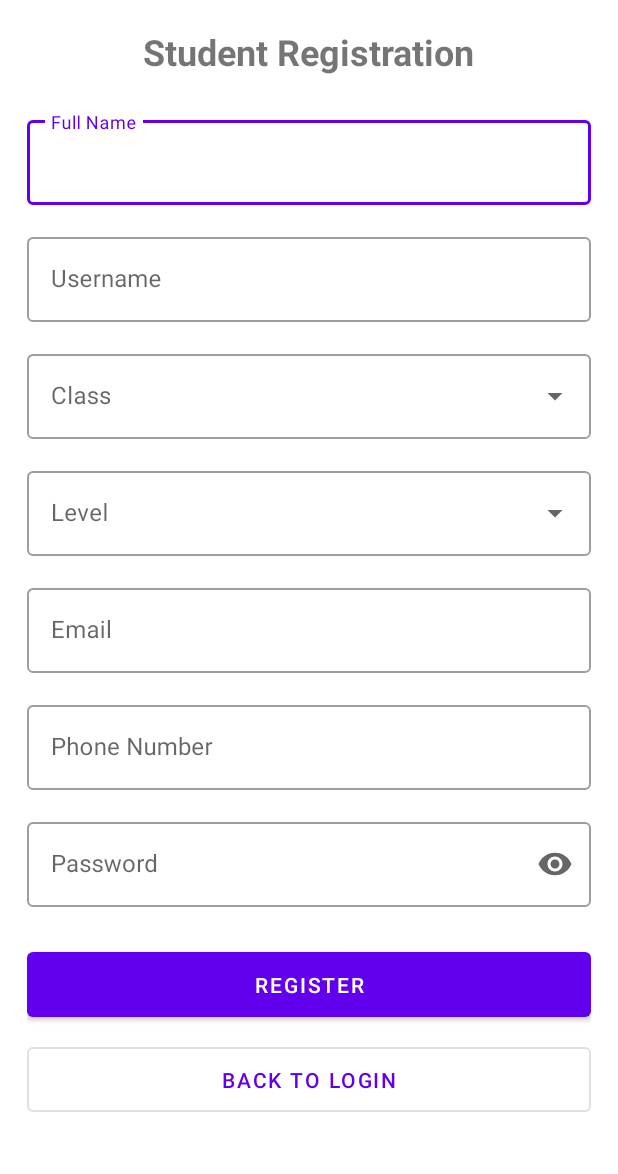
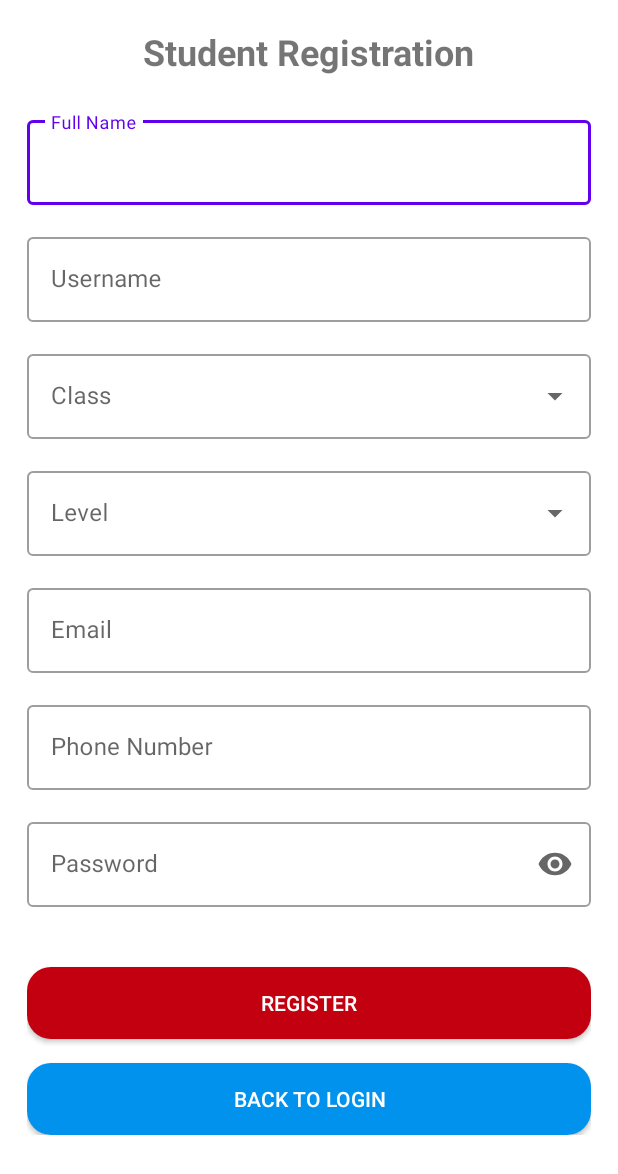
Before and after one commit to AnkitBorude/Abacus-exam-Android-app-frontend, an Android app: the layout activity_student_registration.xml on its own in the app's theme, with its tools: preview values and no code run, on a phone screen of 412 x 824 dp. Shown: the top 1174 px of the screen. Run offline under Robolectric (Android 15) with nearby library versions, the phone set to English and light mode, and no system bars.

Commit message:
Performing student registration

```diff
--- a/app/src/main/java/com/example/abacusapplication/data/ApiService.java
+++ b/app/src/main/java/com/example/abacusapplication/data/ApiService.java
@@ -5,15 +5,20 @@ import retrofit2.http.Body;
 import retrofit2.http.GET;
 import retrofit2.http.POST;
 
+import com.example.abacusapplication.models.ApiResponse;
 import com.example.abacusapplication.models.Login;
 import com.example.abacusapplication.models.LoginRequest;
 import com.example.abacusapplication.models.LoginResponse;
+import com.example.abacusapplication.models.Student;
 
 public interface ApiService {
     @POST("student/login")
     Call<LoginResponse> studentLogin(@Body LoginRequest req);
     @GET("echo")
     Call<Echoreponse> echo();
+
+    @POST("student/register")
+    Call<ApiResponse>studentRegister(@Body Student student);
     class Echoreponse{
        public boolean echoed;
     }
--- /dev/null
+++ b/app/src/main/res/drawable/roundbutton_blue.xml
@@ -0,0 +1,4 @@
+<shape xmlns:android="http://schemas.android.com/apk/res/android">
+    <solid android:color="#0092ED" /> <!-- Button background color -->
+    <corners android:radius="16dp" /> <!-- Corner radius for the button -->
+</shape>
--- a/app/src/main/res/layout/activity_student_registration.xml
+++ b/app/src/main/res/layout/activity_student_registration.xml
@@ -119,21 +119,34 @@
                 android:inputType="textPassword" />
         </com.google.android.material.textfield.TextInputLayout>
 
-        <com.google.android.material.button.MaterialButton
-            android:id="@+id/registerButton"
+        <com.google.android.material.progressindicator.CircularProgressIndicator
+            android:layout_width="wrap_content"
+            android:layout_height="wrap_content"
+            android:indeterminate="true"
+            android:id="@+id/progress_circular"
+            android:visibility="gone"
+            android:layout_gravity="center"/>
+
+        <androidx.appcompat.widget.AppCompatButton
             android:layout_width="match_parent"
             android:layout_height="wrap_content"
-            android:layout_marginBottom="8dp"
-            android:padding="12dp"
-            android:text="Register" />
+            android:layout_marginTop="16dp"
+            android:background="@drawable/roundbutton_red"
+            android:padding="10dp"
+            android:text="Register"
+            android:id="@+id/registerbutton"
+            android:textColor="@android:color/white" />
 
-        <com.google.android.material.button.MaterialButton
-            android:id="@+id/backToLoginButton"
-            style="@style/Widget.MaterialComponents.Button.OutlinedButton"
+
+        <androidx.appcompat.widget.AppCompatButton
             android:layout_width="match_parent"
             android:layout_height="wrap_content"
-            android:padding="12dp"
-            android:text="Back to Login" />
+            android:layout_marginTop="16dp"
+            android:background="@drawable/roundbutton_blue"
+            android:padding="10dp"
+            android:text="Back to Login"
+            android:id="@+id/backToLoginButton"
+            android:textColor="@android:color/white" />
 
     </LinearLayout>
 </ScrollView>
--- a/app/src/main/res/layout/fragment_home.xml
+++ b/app/src/main/res/layout/fragment_home.xml
@@ -49,6 +49,7 @@
             <TextView
                 android:layout_width="wrap_content"
                 android:layout_height="wrap_content"
+                android:id="@+id/studentsignupbtn"
                 android:text="Sign up!"
                 android:textColor="#1dbf8d"
                 android:textSize="16sp"
```
Also changed, not shown: app/src/main/AndroidManifest.xml (+6 -6 lines), app/src/main/java/com/example/abacusapplication/models/ApiResponse.java (added, +33 -0 lines), app/src/main/java/com/example/abacusapplication/ui/StudentRegistrationActivity.java (+62 -16 lines), app/src/main/java/com/example/abacusapplication/ui/home/HomeFragment.java (+8 -0 lines).
